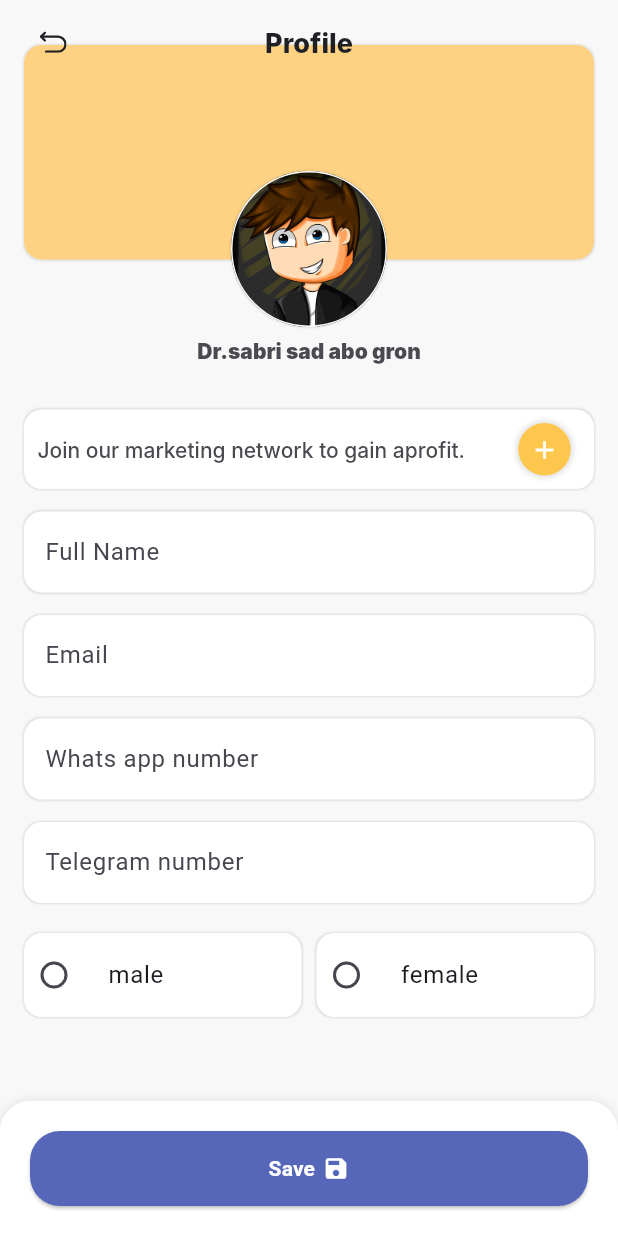
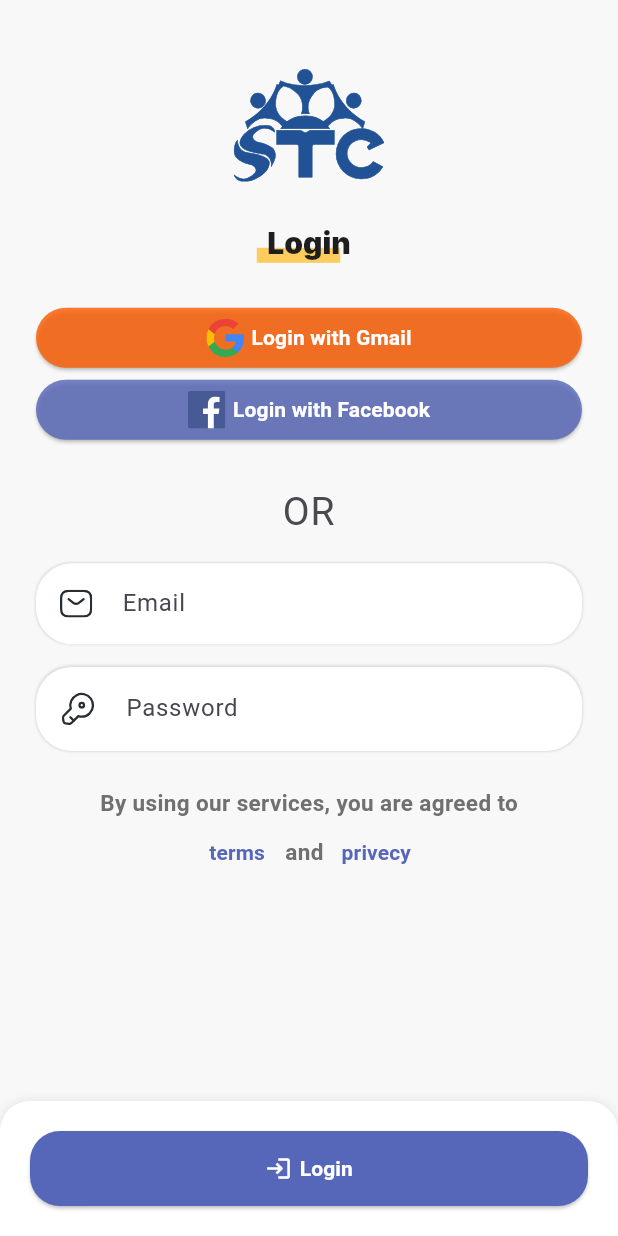
Before and after one commit to Al-mudather/stc.training.app, a Flutter app: the screen it shows after launch, on a phone screen of 412 x 824 dp. Run offline on Flutter 3.47's test engine with Material 3 defaults, Android fonts, the phone set to English and light mode, and no system bars; our stand-ins replace file_picker, flutter_hooks, flutter_spinkit, flutter_svg, get, image_picker and 1 more; Roboto replaces fonts that are missing (Inter, somarM); project files that could hold a hidden picture were left out.

Commit message:
adding-the-login-page-desing

```diff
--- a/lib/features/account/profile_page.dart
+++ b/lib/features/account/profile_page.dart
@@ -1,4 +1,5 @@
 import 'package:flutter/material.dart';
+import 'package:flutter/services.dart';
 import 'package:flutter_hooks/flutter_hooks.dart';
 import 'package:flutter_svg/flutter_svg.dart';
 import 'package:stc_training/helper/app_colors.dart';
@@ -23,14 +24,27 @@ class ProfilePage extends HookWidget {
     ///////////////////////////////////////////////
     /// Controllers
     ///////////////////////////////////////////////
-    TextEditingController fullNameTextCtl = useTextEditingController();
-    TextEditingController emailTextCtl = useTextEditingController();
-    TextEditingController whatsAppNumberTextCtl = useTextEditingController();
-    TextEditingController telegramNumberTextCtl = useTextEditingController();
+    final TextEditingController fullNameTextCtl = useTextEditingController();
+    final TextEditingController emailTextCtl = useTextEditingController();
+    final TextEditingController whatsAppNumberTextCtl =
+        useTextEditingController();
+    final TextEditingController telegramNumberTextCtl =
+        useTextEditingController();
     ///////////////////////////////////////////////
     /// Parameters
     ///////////////////////////////////////////////
     var genderTypes = useState<Gender>(Gender.NOTHING);
+    final fullName = useState("");
+    final email = useState("");
+    final whatsAppNumber = useState("");
+    final telegramNumber = useState("");
+
+    //TODO: To get the image from the network
+    // final image = useFuture(NetworkAssetBundle(Uri.parse("")))
+    //     .load("")
+    //     .then((data) => data.buffer.asUint8List())
+    //     .then((data) => Image.memory(data));
+
     ////////////////////////////////////////////////
     /// Functions
     ///////////////////////////////////////////////
@@ -38,6 +52,33 @@ class ProfilePage extends HookWidget {
     ////////////////////////////////////////////////
     /// Hook Functions
     ///////////////////////////////////////////////
+    useEffect(
+      () {
+        //TODO: Listen to the change of the fullname hook
+        fullNameTextCtl.addListener(() {
+          fullName.value = fullNameTextCtl.text;
+        });
+        //TODO: Listen to the change of the email hook
+        emailTextCtl.addListener(() {
+          email.value = emailTextCtl.text;
+        });
+        //TODO: Listen to the change of the whatsAppNumber hook
+        whatsAppNumberTextCtl.addListener(() {
+          whatsAppNumber.value = whatsAppNumberTextCtl.text;
+        });
+        //TODO: Listen to the change of the telegramNumber hook
+        telegramNumberTextCtl.addListener(() {
+          telegramNumber.value = telegramNumberTextCtl.text;
+        });
+        return null;
+      },
+      [
+        fullNameTextCtl,
+        emailTextCtl,
+        whatsAppNumberTextCtl,
+        telegramNumberTextCtl,
+      ],
+    );
     return Scaffold(
       backgroundColor: AppColors.backgroundColor,
       extendBodyBehindAppBar: true,
--- /dev/null
+++ b/lib/features/authentication/login_auth_page.dart
@@ -0,0 +1,206 @@
+import 'package:flutter/material.dart';
+import 'package:flutter_hooks/flutter_hooks.dart';
+import 'package:flutter_svg/flutter_svg.dart';
+import 'package:stc_training/helper/app_colors.dart';
+import 'package:stc_training/helper/app_constants.dart';
+import 'package:stc_training/helper/enumerations.dart';
+import 'package:stc_training/utils/big_text_util.dart';
+import 'package:stc_training/utils/custom_btn_util.dart';
+import 'package:stc_training/utils/custom_textField_util.dart';
+import 'package:stc_training/utils/small_text_util.dart';
+import 'package:stc_training/utils/title_with_background_util.dart';
+
+class LoginAuthPage extends HookWidget {
+  const LoginAuthPage({super.key});
+
+  @override
+  Widget build(BuildContext context) {
+    ///////////////////////////////////////////////
+    /// Controllers
+    ///////////////////////////////////////////////
+    final TextEditingController emailTextCtl = useTextEditingController();
+    final TextEditingController passwordCtl = useTextEditingController();
+
+    ///////////////////////////////////////////////
+    /// Parameters
+    ///////////////////////////////////////////////
+    final email = useState("");
+    final password = useState("");
+
+    //TODO: To get the image from the network
+    // final image = useFuture(NetworkAssetBundle(Uri.parse("")))
+    //     .load("")
+    //     .then((data) => data.buffer.asUint8List())
+    //     .then((data) => Image.memory(data));
+
+    ////////////////////////////////////////////////
+    /// Functions
+    ///////////////////////////////////////////////
+
+    ////////////////////////////////////////////////
+    /// Hook Functions
+    ///////////////////////////////////////////////
+    useEffect(
+      () {
+        //TODO: Listen to the change of the fullname hook
+        passwordCtl.addListener(() {
+          password.value = passwordCtl.text;
+        });
+        //TODO: Listen to the change of the email hook
+        emailTextCtl.addListener(() {
+          email.value = emailTextCtl.text;
+        });
+        return null;
+      },
+      [passwordCtl, emailTextCtl],
+    );
+
+    return Scaffold(
+      backgroundColor: AppColors.backgroundColor,
+      body: Container(
+        width: double.maxFinite,
+        margin: EdgeInsets.symmetric(
+          vertical: AppConstants.verticalPadding,
+          horizontal: AppConstants.horizentalPadding,
+        ),
+        padding: EdgeInsets.only(
+          top: AppConstants.height_30,
+        ),
+        child: SingleChildScrollView(
+          child: Column(
+            crossAxisAlignment: CrossAxisAlignment.center,
+            children: [
+              SvgPicture.asset(
+                "assets/svgs/stc-logo.svg",
+                color: AppColors.deepPrimary,
+              ),
+              const SizedBox(
+                height: AppConstants.space_26,
+              ),
+              TitleWithBackgroundUtil(title: "Login"),
+              const SizedBox(
+                height: AppConstants.space_26,
+              ),
+              CustomBtnUtil(
+                btnTitle: "Login with Gmail",
+                btnType: BtnTypes.eleveatedWithIcon,
+                btnColor: AppColors.deepOrange.withOpacity(0.8),
+                icon: SvgPicture.asset("assets/svgs/google-icon.svg"),
+                onClicked: () {},
+              ),
+              CustomBtnUtil(
+                btnTitle: "Login with Facebook",
+                btnType: BtnTypes.eleveatedWithIcon,
+                btnColor: AppColors.primary.withOpacity(0.8),
+                icon: SvgPicture.asset("assets/svgs/facebook-icon.svg"),
+                onClicked: () {},
+              ),
+              const SizedBox(
+                height: AppConstants.space_26,
+              ),
+              BigTextUtil(
+                text: "OR",
+                color: AppColors.blacklight2,
+              ),
+              CustomTextFieldUtil(
+                hintText: "Email",
+                controller: emailTextCtl,
+                keyboardType: TextInputType.emailAddress,
+                hasLabel: false,
+                prefixIcon: SvgPicture.asset(
+                  "assets/svgs/email.svg",
+                ),
+                radius: AppConstants.radius_24,
+              ),
+              CustomTextFieldUtil(
+                hintText: "Password",
+                controller: passwordCtl,
+                isPassword: true,
+                hasLabel: false,
+                prefixIcon: SvgPicture.asset(
+                  "assets/svgs/password-key.svg",
+                ),
+                radius: AppConstants.radius_24,
+              ),
+              const SizedBox(
+                height: AppConstants.space_26,
+              ),
+              _AGREAMENT_message_and_actions(),
+            ],
+          ),
+        ),
+      ),
+      bottomSheet: _Login_action(),
+    );
+  }
+
+  Column _AGREAMENT_message_and_actions() {
+    return Column(
+      mainAxisAlignment: MainAxisAlignment.center,
+      children: [
+        SmallTextUtil(
+          text: "By using our services, you are agreed to",
+          size: 15,
+          color: AppColors.brown,
+        ),
+        Row(
+          mainAxisAlignment: MainAxisAlignment.center,
+          children: [
+            CustomBtnUtil(
+              btnTitle: "terms",
+              btnType: BtnTypes.text,
+              onClicked: () => {},
+            ),
+            SmallTextUtil(
+              text: "and",
+              size: 15,
+              color: AppColors.brown,
+            ),
+            CustomBtnUtil(
+              btnTitle: "privecy",
+              btnType: BtnTypes.text,
+              onClicked: () => {},
+            ),
+          ],
+        )
+      ],
+    );
+  }
+
+  Container _Login_action() {
+    return Container(
+      height: 90,
+      padding: EdgeInsets.all(20),
+      width: double.maxFinite,
+      clipBehavior: Clip.hardEdge,
+      decoration: BoxDecoration(
+        color: Colors.white,
+        borderRadius: BorderRadius.only(
+          topLeft: Radius.circular(20),
+          topRight: Radius.circular(20),
+        ),
+        boxShadow: [
+          BoxShadow(
+            color: Colors.black.withOpacity(0.1),
+            blurRadius: 5,
+          ),
+        ],
+      ),
+      child: SizedBox(
+        height: 40,
+        width: 200,
+        child: CustomBtnUtil(
+          btnTitle: "Login",
+          btnType: BtnTypes.eleveatedWithIcon,
+          // btnColor: Colors.white,
+          isLoading: false,
+          icon: Icon(
+            Icons.login,
+            color: Colors.white,
+          ),
+          onClicked: () => {},
+        ),
+      ),
+    );
+  }
+}
--- a/lib/helper/app_colors.dart
+++ b/lib/helper/app_colors.dart
@@ -17,6 +17,7 @@ class AppColors {
   });
 
   static const Color primary = Color(0xFF5666B9);
+  static const Color deepPrimary = Color(0xFF215296);
   static const Color primaryLight1 = Color(0xFF2989DA);
   static const Color primaryLight2 = Color(0xFF0C7AD8);
   static const Color primaryDark = Color(0xFF5666B9);
--- a/lib/helper/app_constants.dart
+++ b/lib/helper/app_constants.dart
@@ -10,6 +10,49 @@ class AppConstants {
   static const String TOKEN = "Token";
   static const String REFRESHTOKEN = "Refresh-token";
 
-  static const double generalVerticalPadding = 16;
-  static const double generalHorizentalPadding = 24;
+  static const double verticalPadding = 16;
+  static const double horizentalPadding = 24;
+
+  ////////////////////////////////////////
+  /// Dynamic space
+  ////////////////////////////////////
+  static const double space_16 = 16;
+  static const double space_26 = 26;
+  static const double space_32 = 32;
+  static const double space_64 = 64;
+
+  ////////////////////////////////////////
+  /// Dynamic Width
+  ////////////////////////////////////
+  static const double width_1 = 1;
+  static const double width_5 = 5;
+  static const double width_10 = 10;
+  static const double width_20 = 20;
+  static const double width_30 = 30;
+  static const double width_40 = 40;
+  static const double width_50 = 50;
+  static const double width_100 = 100;
+  ////////////////////////////////////////
+  /// Dynamic Height
+  ////////////////////////////////////
+  static const double height_1 = 1;
+  static const double height_5 = 5;
+  static const double height_10 = 10;
+  static const double height_20 = 20;
+  static const double height_30 = 30;
+  static const double height_40 = 40;
+  static const double height_50 = 50;
+  static const double height_100 = 100;
+  ////////////////////////////////////////
+  /// Dynamic Radious
+  ////////////////////////////////////
+  static const double radius_5 = 5;
+  static const double radius_10 = 10;
+  static const double radius_16 = 16;
+  static const double radius_20 = 20;
+  static const double radius_24 = 24;
+  static const double radius_30 = 30;
+  static const double radius_40 = 40;
+  static const double radius_50 = 50;
+  static const double radius_100 = 100;
 }
--- a/lib/main.dart
+++ b/lib/main.dart
@@ -1,5 +1,6 @@
 import 'package:flutter/material.dart';
 import 'package:stc_training/features/account/profile_page.dart';
+import 'package:stc_training/features/authentication/login_auth_page.dart';
 import 'package:stc_training/helper/app_colors.dart';
 import 'package:stc_training/helper/dependencies.dart' as dep;
 
@@ -25,7 +26,8 @@ class MyApp extends StatelessWidget {
         colorScheme: ColorScheme.fromSeed(seedColor: AppColors.primary),
         useMaterial3: true,
       ),
-      home: const ProfilePage(),
+      // home: const ProfilePage(),
+      home: const LoginAuthPage(),
     );
   }
 }
--- a/lib/utils/custom_btn_util.dart
+++ b/lib/utils/custom_btn_util.dart
@@ -232,6 +232,10 @@ class CustomBtnUtil extends StatelessWidget {
                 : Row(
                     mainAxisAlignment: MainAxisAlignment.center,
                     children: [
+                      icon,
+                      const SizedBox(
+                        width: 5,
+                      ),
                       Text(
                         btnTitle,
                         style: TextStyle(
@@ -240,10 +244,6 @@ class CustomBtnUtil extends StatelessWidget {
                           fontWeight: FontWeight.w600,
                         ),
                       ),
-                      const SizedBox(
-                        width: 5,
-                      ),
-                      icon
                     ],
                   ),
           ),
--- a/lib/utils/custom_textField_util.dart
+++ b/lib/utils/custom_textField_util.dart
@@ -15,7 +15,9 @@ class CustomTextFieldUtil extends StatelessWidget {
     this.hasLabel = true,
     this.enable = true,
     this.maxLines = 1,
-    this.icon,
+    this.prefixIcon,
+    this.suffixIcon,
+    this.iconPadding = 16,
   });
 
   final double radius;
@@ -28,7 +30,9 @@ class CustomTextFieldUtil extends StatelessWidget {
   final bool hasLabel;
   final bool enable;
   final int maxLines;
-  final Widget? icon;
+  final Widget? suffixIcon;
+  final Widget? prefixIcon;
+  final double iconPadding;
 
   @override
   Widget build(BuildContext context) {
@@ -54,12 +58,16 @@ class CustomTextFieldUtil extends StatelessWidget {
                   hasAnotherText: false,
                   fontWeight1: FontWeight.w700,
                 )
-              : Container(),
+              : Container(
+                  height: 0.1,
+                ),
           hasLabel
               ? const SizedBox(
                   height: 5,
                 )
-              : Container(),
+              : Container(
+                  height: 0.1,
+                ),
           TextFormField(
             controller: controller,
             // maxLines: null,
@@ -91,7 +99,18 @@ class CustomTextFieldUtil extends StatelessWidget {
               //   ),
               // ),
               enabled: enable,
-              suffixIcon: icon,
+              suffixIcon: suffixIcon != null
+                  ? Padding(
+                      padding: EdgeInsets.all(iconPadding),
+                      child: suffixIcon,
+                    )
+                  : suffixIcon,
+              prefixIcon: prefixIcon != null
+                  ? Padding(
+                      padding: EdgeInsets.all(iconPadding),
+                      child: prefixIcon,
+                    )
+                  : prefixIcon,
               filled: true,
               fillColor: Colors.white,
             ),
--- /dev/null
+++ b/lib/utils/title_with_background_util.dart
@@ -0,0 +1,49 @@
+import 'package:flutter/material.dart';
+import 'package:stc_training/helper/app_colors.dart';
+import 'package:stc_training/utils/custom_text_util.dart';
+
+class TitleWithBackgroundUtil extends StatelessWidget {
+  const TitleWithBackgroundUtil({
+    super.key,
+    required this.title,
+    this.titleColor = AppColors.dark,
+    this.backgroundColor = AppColors.secondary,
+    this.fontSize = 20,
+  });
+
+  final String title;
+  final double fontSize;
+  final Color titleColor;
+  final Color backgroundColor;
+
+  @override
+  Widget build(BuildContext context) {
+    return IntrinsicWidth(
+      child: Stack(
+        children: [
+          Positioned(
+            bottom: 0,
+            left: 0,
+            right: 0,
+            // widthFactor: 4,
+            child: Transform.translate(
+              offset: Offset(-7, 0),
+              child: Container(
+                height: 10,
+                color: backgroundColor.withOpacity(0.9),
+              ),
+            ),
+          ),
+          Align(
+            alignment: Alignment.bottomCenter,
+            child: CustomTextUtil(
+              text1: title,
+              textColor: titleColor,
+              fontSize1: fontSize,
+            ),
+          ),
+        ],
+      ),
+    );
+  }
+}
```
